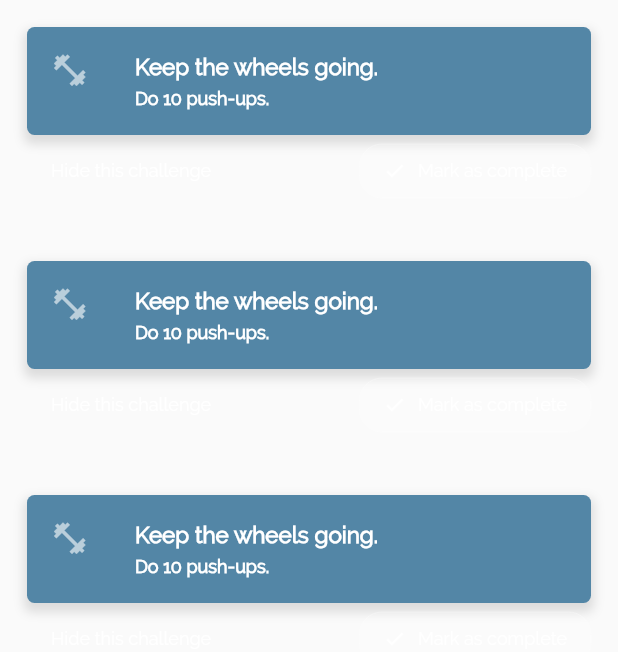
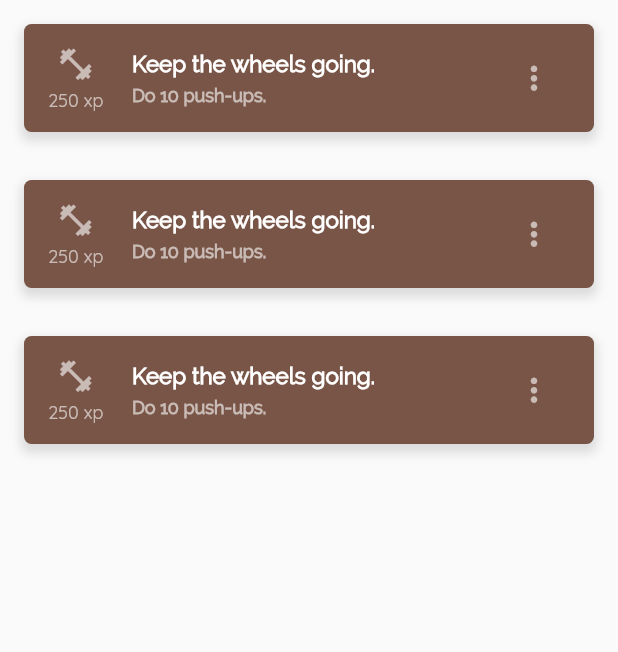
Before and after one commit to gullskatten/meowday, a Flutter app: the ChallengesList widget shown alone on an empty page, opened directly, on a phone screen of 412 x 824 dp. Shown: the top 652 px of the screen. Run offline on Flutter 3.47's test engine with Material 2 defaults, Android fonts, the phone set to English and light mode, and no system bars; our stand-ins replace animated_text_kit; missing offline and left inert: calendar_strip.

```diff
--- a/lib/components/challenges/ChallengeItem.dart
+++ b/lib/components/challenges/ChallengeItem.dart
@@ -1,8 +1,8 @@
-import 'package:app/components/button/OpaqueIconButton.dart';
 import 'package:app/components/text/StyledText.dart';
-import 'package:app/constants/colors/boxes.dart';
 import 'package:app/constants/spacing/spacing.dart';
 import 'package:app/constants/text/text_styles.dart';
+import 'package:app/models/text/FontFamily.dart';
+import 'package:app/models/text/TextColor.dart';
 import 'package:app/models/text/TextSize.dart';
 import 'package:flutter/material.dart';
 
@@ -17,47 +17,74 @@ class ChallengeItem extends StatelessWidget {
       {Key key,
       @required this.animation,
       this.onTap,
-      @required this.item,
-      this.selected = false})
+      @required this.item})
       : assert(animation != null),
         assert(item != null && item >= 0),
-        assert(selected != null),
         super(key: key);
 
   final Animation<double> animation;
   final VoidCallback onTap;
   final int item;
-  final bool selected;
 
   @override
   Widget build(BuildContext context) {
-    TextStyle textStyle = Theme.of(context).textTheme.headline4;
-    if (selected)
-      textStyle = textStyle.copyWith(color: Colors.lightGreenAccent[400]);
-    return Padding(
-      padding: const EdgeInsets.all(2.0),
-      child: SlideTransition(
+    return SlideTransition(
       position: animation.drive(
           Tween(begin: Offset(2, 0.0), end: Offset(0, 0))
               .chain(CurveTween(curve: Curves.easeInOut))),
       child: Container(
         padding: EdgeInsets.all(kSpacingNormal),
-
         child: Column(
           crossAxisAlignment: CrossAxisAlignment.start,
           children: <Widget>[
             Container(
               decoration: BoxDecoration(
-                    color: blue,
+                  color: Colors.brown,
                   borderRadius: BorderRadius.all(Radius.circular(5.0)),
                   boxShadow: [
-                      BoxShadow(color: Colors.black12, offset: Offset(0,4), spreadRadius: 2, blurRadius: 5.0)
+                    BoxShadow(
+                        color: Colors.black12,
+                        offset: Offset(0, 4),
+                        spreadRadius: 2,
+                        blurRadius: 5.0)
                   ]),
               child: ListTile(
-                  leading: Icon(
+                trailing: GestureDetector(
+                  behavior: HitTestBehavior.translucent,
+                  onTap: () {
+                    onTap();
+                  },
+                  child: Container(
+                    width: 48,
+                    height: 48,
+                    padding: EdgeInsets.symmetric(vertical: 4.0),
+                    alignment: Alignment.center,
+                    child: Icon(
+                      Icons.more_vert,
+                      size: kSubtitleNormal,
+                      color: Colors.white60,
+                    ),
+                  ),
+                ),
+                leading: Column(
+                  mainAxisAlignment: MainAxisAlignment.center,
+                  crossAxisAlignment: CrossAxisAlignment.center,
+                  children: <Widget>[
+                    Icon(
                       Icons.fitness_center,
                       size: kSubtitleNormal,
                       color: Colors.white60,
+                    ),
+                    SizedBox(
+                      height: kSpacingTiny,
+                    ),
+                    StyledText(
+                      '250 xp',
+                      size: TextSize.smaller,
+                      color: TextColor.primary60,
+                      fontFamily: FontFamily.title,
+                    )
+                  ],
                 ),
                 title: StyledText(
                   'Keep the wheels going.',
@@ -67,28 +94,11 @@ class ChallengeItem extends StatelessWidget {
                   'Do 10 push-ups.',
                   fontWeight: FontWeight.bold,
                   size: TextSize.smaller,
+                  color: TextColor.primary60,
                 ),
               ),
             ),
-              SizedBox(
-                width: kSpacingSmall,
-              ),
-              Row(
-                mainAxisAlignment: MainAxisAlignment.spaceBetween,
-                children: <Widget>[
-                  FlatButton(
-                      child: StyledText('Hide this challenge', size: TextSize.smaller,),
-                      onPressed: () => {},
-                      ),
-                  OpaqueIconButton(
-                    label: 'Mark as complete',
-                    icon: Icons.check,
-                    onPressed: () {},
-                  )
           ],
-              )
-            ],
-          ),
         ),
       ),
     );
```
Also changed, not shown: lib/components/challenges/ChallengesList.dart (+4 -19 lines), lib/components/transitions/ScaleInTransition.dart (added, +73 -0 lines), lib/components/transitions/SizedInTransition.dart (added, +61 -0 lines), lib/main.dart (+14 -8 lines), lib/screens/ChallengesScreen.dart (added, +56 -0 lines), lib/views/DailyTopChallenges.dart (+57 -24 lines), lib/screens/Create.dart (deleted), lib/screens/Home.dart (deleted), lib/screens/Register.dart (deleted). Lines whose indentation alone changed are shown as unchanged.
